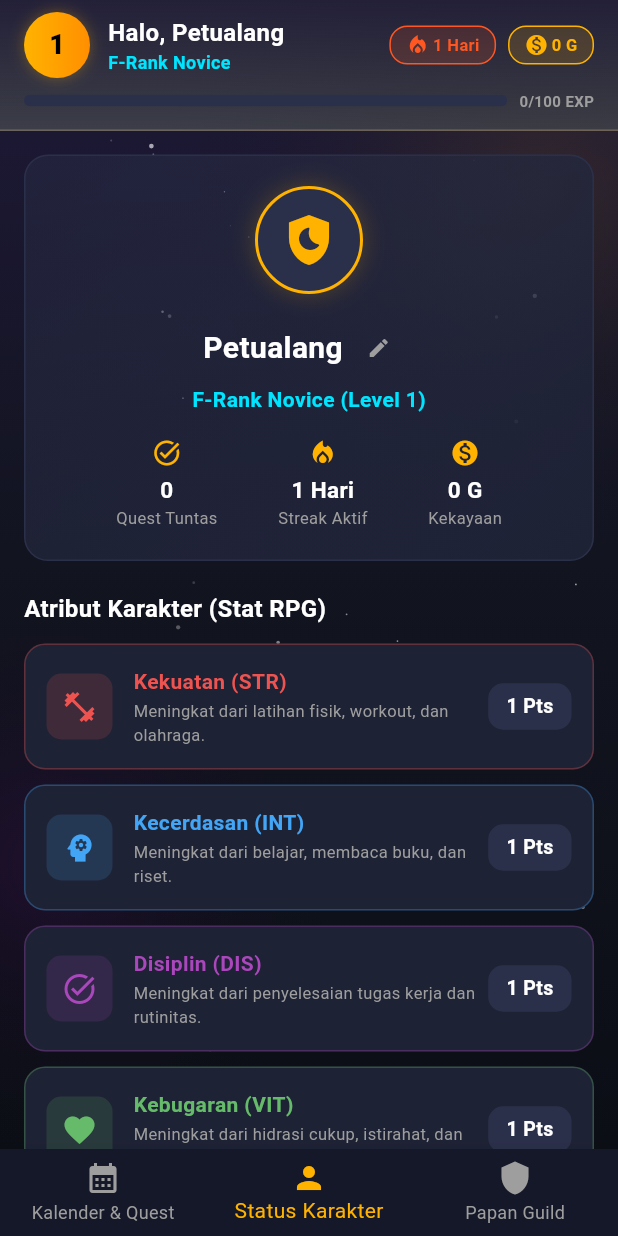
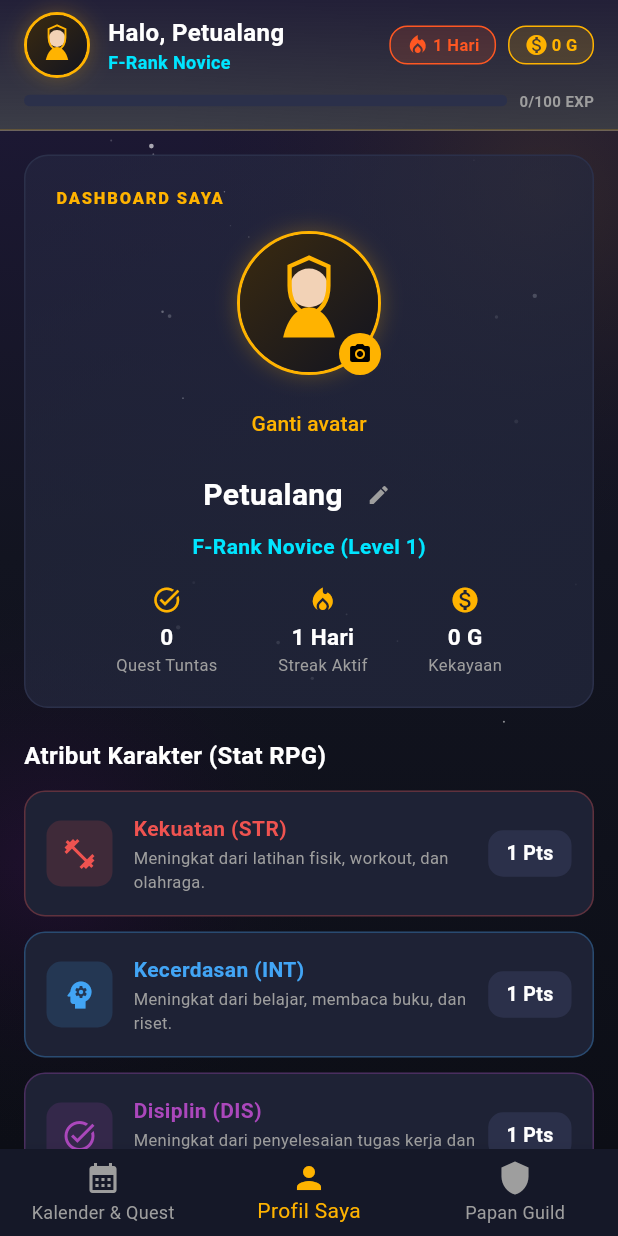
Before and after one commit to kimal404/kalender-projek-md3e, a Flutter app: the screen it shows after launch, item 2 of the bottom bar chosen, on a phone screen of 412 x 824 dp. Run offline on Flutter 3.47's test engine with Material 3 defaults, Android fonts, the phone set to English and light mode, and no system bars; our stand-ins replace flutter_local_notifications, flutter_svg, flutter_timezone, image_picker, shared_preferences, timezone.

Commit message:
Tambahkan dashboard profil dengan avatar bawaan dan foto sendiri.

```diff
--- /dev/null
+++ b/lib/domain/models/avatar_catalog.dart
@@ -0,0 +1,80 @@
+import 'package:flutter/material.dart';
+
+/// Satu avatar bawaan yang bisa dipilih pengguna.
+class DefaultAvatar {
+  final String id;
+  final String label;
+  final String asset;
+  final IconData icon;
+  final Color color;
+
+  const DefaultAvatar({
+    required this.id,
+    required this.label,
+    required this.asset,
+    required this.icon,
+    required this.color,
+  });
+}
+
+/// Tujuh wajah petualang bawaan aplikasi.
+class AvatarCatalog {
+  static const List<DefaultAvatar> defaults = [
+    DefaultAvatar(
+      id: 'guardian',
+      label: 'Penjaga',
+      asset: 'assets/avatars/guardian.svg',
+      icon: Icons.shield_moon,
+      color: Color(0xFFFFB300),
+    ),
+    DefaultAvatar(
+      id: 'mage',
+      label: 'Penyihir',
+      asset: 'assets/avatars/mage.svg',
+      icon: Icons.auto_awesome,
+      color: Color(0xFF42A5F5),
+    ),
+    DefaultAvatar(
+      id: 'scout',
+      label: 'Pengintai',
+      asset: 'assets/avatars/scout.svg',
+      icon: Icons.explore,
+      color: Color(0xFF66BB6A),
+    ),
+    DefaultAvatar(
+      id: 'knight',
+      label: 'Ksatria',
+      asset: 'assets/avatars/knight.svg',
+      icon: Icons.security,
+      color: Color(0xFFEF5350),
+    ),
+    DefaultAvatar(
+      id: 'scholar',
+      label: 'Cendekia',
+      asset: 'assets/avatars/scholar.svg',
+      icon: Icons.menu_book,
+      color: Color(0xFF00E5FF),
+    ),
+    DefaultAvatar(
+      id: 'ranger',
+      label: 'Pemanah',
+      asset: 'assets/avatars/ranger.svg',
+      icon: Icons.architecture,
+      color: Color(0xFFAB47BC),
+    ),
+    DefaultAvatar(
+      id: 'healer',
+      label: 'Penyembuh',
+      asset: 'assets/avatars/healer.svg',
+      icon: Icons.favorite,
+      color: Color(0xFFD500F9),
+    ),
+  ];
+
+  static DefaultAvatar byId(String? id) {
+    return defaults.firstWhere(
+      (avatar) => avatar.id == id,
+      orElse: () => defaults.first,
+    );
+  }
+}
--- a/lib/domain/models/user_profile_model.dart
+++ b/lib/domain/models/user_profile_model.dart
@@ -12,6 +12,12 @@ class UserProfile {
   final int vitality;
   final int completedQuestsCount;
 
+  /// ID avatar bawaan, misalnya `guardian`. Kosong jika memakai foto sendiri.
+  final String avatarId;
+
+  /// Path file foto yang dipilih pengguna di perangkat.
+  final String? customAvatarPath;
+
   const UserProfile({
     this.name = 'Petualang',
     this.title = 'F-Rank Novice',
@@ -25,6 +31,8 @@ class UserProfile {
     this.discipline = 1,
     this.vitality = 1,
     this.completedQuestsCount = 0,
+    this.avatarId = 'guardian',
+    this.customAvatarPath,
   });
 
   int get maxExp => calculateMaxExp(level);
@@ -57,6 +65,9 @@ class UserProfile {
     int? discipline,
     int? vitality,
     int? completedQuestsCount,
+    String? avatarId,
+    String? customAvatarPath,
+    bool clearCustomAvatar = false,
   }) {
     return UserProfile(
       name: name ?? this.name,
@@ -71,6 +82,10 @@ class UserProfile {
       discipline: discipline ?? this.discipline,
       vitality: vitality ?? this.vitality,
       completedQuestsCount: completedQuestsCount ?? this.completedQuestsCount,
+      avatarId: avatarId ?? this.avatarId,
+      customAvatarPath: clearCustomAvatar
+          ? null
+          : (customAvatarPath ?? this.customAvatarPath),
     );
   }
 
@@ -88,6 +103,8 @@ class UserProfile {
       'discipline': discipline,
       'vitality': vitality,
       'completedQuestsCount': completedQuestsCount,
+      'avatarId': avatarId,
+      'customAvatarPath': customAvatarPath,
     };
   }
 
@@ -107,6 +124,8 @@ class UserProfile {
       discipline: (map['discipline'] as int?) ?? 1,
       vitality: (map['vitality'] as int?) ?? 1,
       completedQuestsCount: (map['completedQuestsCount'] as int?) ?? 0,
+      avatarId: (map['avatarId'] as String?) ?? 'guardian',
+      customAvatarPath: map['customAvatarPath'] as String?,
     );
   }
 }
--- /dev/null
+++ b/lib/ui/features/character/views/avatar_view.dart
@@ -0,0 +1,57 @@
+import 'dart:io';
+
+import 'package:flutter/material.dart';
+import 'package:flutter_svg/flutter_svg.dart';
+import 'package:quest_kalender/domain/models/avatar_catalog.dart';
+import 'package:quest_kalender/domain/models/user_profile_model.dart';
+import 'package:quest_kalender/ui/core/themes/app_theme.dart';
+
+/// Lingkaran avatar: foto pengguna jika ada, kalau tidak avatar bawaan.
+class AvatarView extends StatelessWidget {
+  final UserProfile profile;
+  final double size;
+
+  const AvatarView({super.key, required this.profile, this.size = 72});
+
+  @override
+  Widget build(BuildContext context) {
+    final avatar = AvatarCatalog.byId(profile.avatarId);
+    final customPath = profile.customAvatarPath;
+    final hasCustom =
+        customPath != null &&
+        customPath.isNotEmpty &&
+        File(customPath).existsSync();
+
+    return Container(
+      width: size,
+      height: size,
+      decoration: BoxDecoration(
+        shape: BoxShape.circle,
+        color: AppTheme.surfaceLighter,
+        border: Border.all(color: avatar.color, width: 2),
+        boxShadow: [
+          BoxShadow(color: avatar.color.withAlpha(70), blurRadius: 12),
+        ],
+      ),
+      clipBehavior: Clip.antiAlias,
+      child: hasCustom
+          ? Image.file(
+              File(customPath),
+              fit: BoxFit.cover,
+              errorBuilder: (_, _, _) => _DefaultFace(avatar: avatar),
+            )
+          : _DefaultFace(avatar: avatar),
+    );
+  }
+}
+
+class _DefaultFace extends StatelessWidget {
+  final DefaultAvatar avatar;
+
+  const _DefaultFace({required this.avatar});
+
+  @override
+  Widget build(BuildContext context) {
+    return SvgPicture.asset(avatar.asset, fit: BoxFit.cover);
+  }
+}
--- a/lib/ui/features/home/home_screen.dart
+++ b/lib/ui/features/home/home_screen.dart
@@ -7,6 +7,8 @@ import 'package:quest_kalender/ui/core/themes/app_theme.dart';
 import 'package:quest_kalender/ui/core/widgets/guild_backdrop.dart';
 import 'package:quest_kalender/ui/features/calendar/views/calendar_widget.dart';
 import 'package:quest_kalender/ui/features/character/view_models/character_view_model.dart';
+import 'package:quest_kalender/ui/features/character/views/avatar_picker_sheet.dart';
+import 'package:quest_kalender/ui/features/character/views/avatar_view.dart';
 import 'package:quest_kalender/ui/features/character/views/level_up_dialog.dart';
 import 'package:quest_kalender/ui/features/quests/view_models/quest_view_model.dart';
 import 'package:quest_kalender/ui/features/quests/views/add_quest_dialog.dart';
@@ -79,7 +81,7 @@ class _HomeScreenState extends State<HomeScreen> {
       backgroundColor: Colors.transparent,
       resizeToAvoidBottomInset: false,
       appBar: PreferredSize(
-        preferredSize: const Size.fromHeight(100),
+        preferredSize: Size.fromHeight(MediaQuery.paddingOf(context).top + 88),
         child: _buildTopRpgHeader(charVM.profile),
       ),
       body: GuildBackdrop(
@@ -123,7 +125,7 @@ class _HomeScreenState extends State<HomeScreen> {
           ),
           BottomNavigationBarItem(
             icon: Icon(Icons.person),
-            label: 'Status Karakter',
+            label: 'Profil Saya',
           ),
           BottomNavigationBarItem(
             icon: Icon(Icons.shield),
@@ -173,46 +175,7 @@ class _HomeScreenState extends State<HomeScreen> {
         children: [
           Row(
             children: [
-              // Badge Level dengan animasi transisi angka
-              Container(
-                width: 44,
-                height: 44,
-                decoration: BoxDecoration(
-                  shape: BoxShape.circle,
-                  gradient: const LinearGradient(
-                    colors: [AppTheme.primaryGold, AppTheme.accentAmber],
-                  ),
-                  boxShadow: [
-                    BoxShadow(
-                      color: AppTheme.primaryGold.withAlpha(80),
-                      blurRadius: 8,
-                    ),
-                  ],
-                ),
-                child: Center(
-                  child: AnimatedSwitcher(
-                    duration: const Duration(milliseconds: 300),
-                    transitionBuilder: (child, animation) {
-                      return ScaleTransition(
-                        scale: CurvedAnimation(
-                          parent: animation,
-                          curve: Curves.easeOutBack,
-                        ),
-                        child: child,
-                      );
-                    },
-                    child: Text(
-                      '${profile.level}',
-                      key: ValueKey<int>(profile.level),
-                      style: const TextStyle(
-                        fontSize: 18,
-                        fontWeight: FontWeight.w900,
-                        color: Colors.black,
-                      ),
-                    ),
-                  ),
-                ),
-              ),
+              AvatarView(profile: profile, size: 44),
               const SizedBox(width: 12),
 
               // Nama & Gelar Petualang
@@ -708,28 +671,49 @@ class _HomeScreenState extends State<HomeScreen> {
             ),
             child: Column(
               children: [
-                Container(
-                  width: 72,
-                  height: 72,
-                  decoration: BoxDecoration(
-                    shape: BoxShape.circle,
-                    color: AppTheme.surfaceLighter,
-                    border: Border.all(color: AppTheme.primaryGold, width: 2),
-                    boxShadow: [
-                      BoxShadow(
-                        color: AppTheme.primaryGold.withAlpha(50),
-                        blurRadius: 12,
-                        spreadRadius: 1,
+                const Align(
+                  alignment: Alignment.centerLeft,
+                  child: Text(
+                    'DASHBOARD SAYA',
+                    style: TextStyle(
+                      fontSize: 11,
+                      fontWeight: FontWeight.w900,
+                      letterSpacing: 1.2,
+                      color: AppTheme.primaryGold,
+                    ),
+                  ),
+                ),
+                const SizedBox(height: 14),
+                GestureDetector(
+                  onTap: () => AvatarPickerSheet.show(context, charVM),
+                  child: Stack(
+                    clipBehavior: Clip.none,
+                    children: [
+                      AvatarView(profile: profile, size: 96),
+                      Positioned(
+                        right: 0,
+                        bottom: 0,
+                        child: Container(
+                          padding: const EdgeInsets.all(6),
+                          decoration: const BoxDecoration(
+                            color: AppTheme.primaryGold,
+                            shape: BoxShape.circle,
+                          ),
+                          child: const Icon(
+                            Icons.photo_camera,
+                            size: 16,
+                            color: Colors.black,
+                          ),
+                        ),
                       ),
                     ],
                   ),
-                  child: const Icon(
-                    Icons.shield_moon,
-                    size: 40,
-                    color: AppTheme.primaryGold,
-                  ),
                 ),
-                const SizedBox(height: 12),
+                const SizedBox(height: 8),
+                TextButton(
+                  onPressed: () => AvatarPickerSheet.show(context, charVM),
+                  child: const Text('Ganti avatar'),
+                ),
                 Row(
                   mainAxisAlignment: MainAxisAlignment.center,
                   children: [
@@ -1221,7 +1205,9 @@ class _EditNameDialogState extends State<_EditNameDialog> {
           child: const Text('Batal'),
         ),
         ElevatedButton(
-          style: ElevatedButton.styleFrom(backgroundColor: AppTheme.primaryGold),
+          style: ElevatedButton.styleFrom(
+            backgroundColor: AppTheme.primaryGold,
+          ),
           onPressed: _saving ? null : _save,
           child: const Text('Simpan', style: TextStyle(color: Colors.black)),
         ),
--- a/pubspec.yaml
+++ b/pubspec.yaml
@@ -41,6 +41,9 @@ dependencies:
   flutter_local_notifications: ^22.0.0
   timezone: ^0.11.0
   flutter_timezone: ^5.0.0
+  image_picker: ^1.2.1
+  flutter_svg: ^2.2.3
+  path_provider: ^2.1.5
 
 dev_dependencies:
   flutter_test:
@@ -63,6 +66,9 @@ flutter:
   # included with your application, so that you can use the icons in
   # the material Icons class.
   uses-material-design: true
+
+  assets:
+    - assets/avatars/
 
   # To add assets to your application, add an assets section, like this:
   # assets:
```
Also changed, not shown: lib/ui/features/character/view_models/character_view_model.dart (+13 -0 lines), lib/ui/features/character/views/avatar_picker_sheet.dart (added, +203 -0 lines), assets/avatars/guardian.svg (added), assets/avatars/healer.svg (added), assets/avatars/knight.svg (added), assets/avatars/mage.svg (added), assets/avatars/ranger.svg (added), assets/avatars/scholar.svg (added), assets/avatars/scout.svg (added), pubspec.lock, 4 other files.
